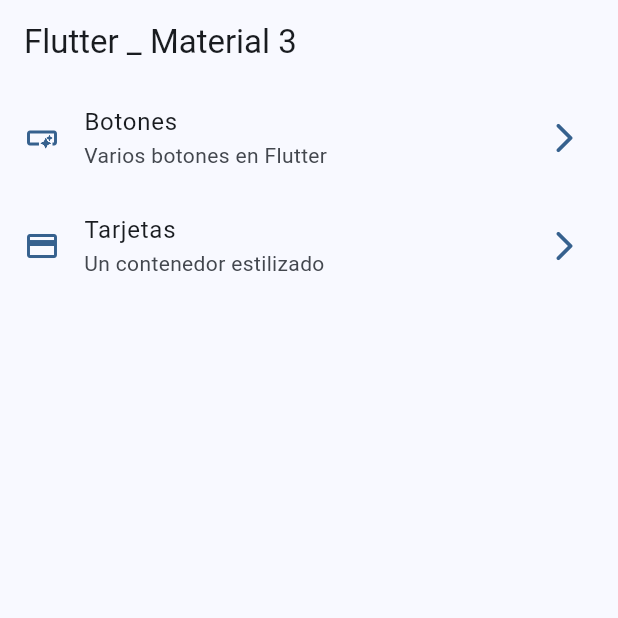
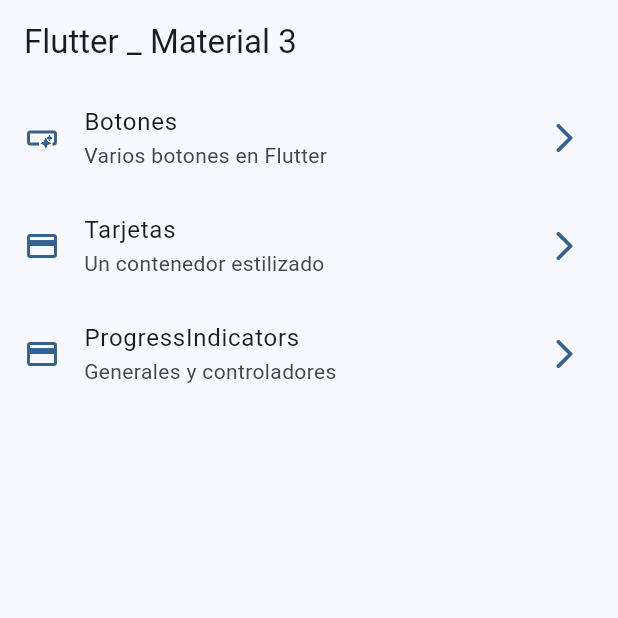
Before and after one commit to LuisCalleLazo/Widgets_App, a Flutter app: the screen it shows after launch, on a phone screen of 412 x 824 dp, the top half of it. Run offline on Flutter 3.47's test engine with Material 3 defaults, Android fonts, the phone set to English and light mode, and no system bars; our stand-ins replace go_router.

Commit message:
Progress Indicators

```diff
--- a/lib/config/menu/menu_items.dart
+++ b/lib/config/menu/menu_items.dart
@@ -27,4 +27,10 @@ const appMenuItems = <MenuItems>[
     link: '/cards',
     icon: Icons.credit_card,
   ),
+  MenuItems(
+    title: 'ProgressIndicators',
+    subTitle: 'Generales y controladores',
+    link: '/progress',
+    icon: Icons.credit_card,
+  ),
 ];
--- a/lib/config/router/app_router.dart
+++ b/lib/config/router/app_router.dart
@@ -19,5 +19,10 @@ final appRouter = GoRouter(
       name: CardsScreen.name,
       builder: (context, state) => const CardsScreen(),
     ),
+    GoRoute(
+      path: '/progress',
+      name: ProgressScreen.name,
+      builder: (context, state) => const ProgressScreen(),
+    ),
   ],
 );
```
Also changed, not shown: lib/presentation/screens/progress/progress_screen.dart (+62 -1 lines).
